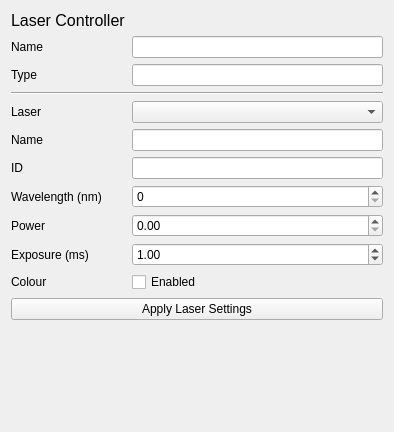
The window that openclem/ui/qt/CLEMLaserWidget.ui (DeMarcoLab/openCLEM) describes before a commit, drawn with Qt 5.
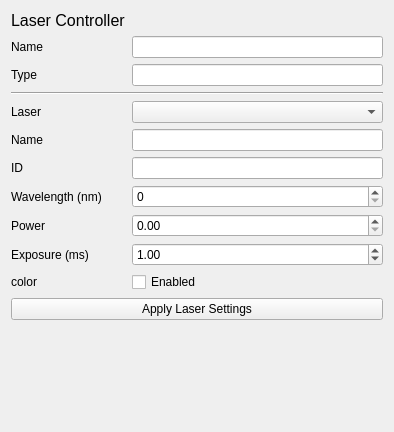
The same window after the commit.

Patch:
```diff
--- a/openclem/ui/qt/CLEMLaserWidget.ui
+++ b/openclem/ui/qt/CLEMLaserWidget.ui
@@ -45,7 +45,7 @@
    <item row="12" column="0">
     <widget class="QLabel" name="label_laser_color">
      <property name="text">
-      <string>Colour</string>
+      <string>color</string>
      </property>
     </widget>
    </item>
```
